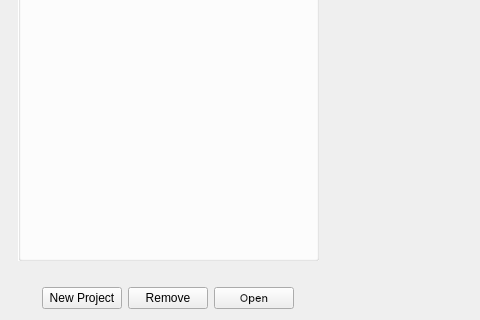
Joensw/RCAIT, file view/startwidget.ui: the form before one commit; both pictures show x 144 to 624 and y 128 to 448 of the 624 by 448 pixel window.
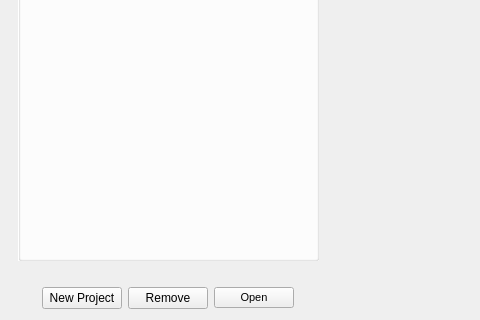
The form after the commit. Icons and pictures are not drawn. Custom widgets are drawn as their Qt base class.

What changed in the file:
```diff
--- a/view/startwidget.ui
+++ b/view/startwidget.ui
@@ -244,7 +244,7 @@
       <widget class="QPushButton" name="pushButton_openProject">
        <property name="font">
         <font>
-         <family>Inter</family>
+         <family>MS Shell Dlg 2</family>
          <pointsize>8</pointsize>
          <weight>50</weight>
          <bold>false</bold>
```
Left out of the diff: 1 changed line with no effect on the pictures.
